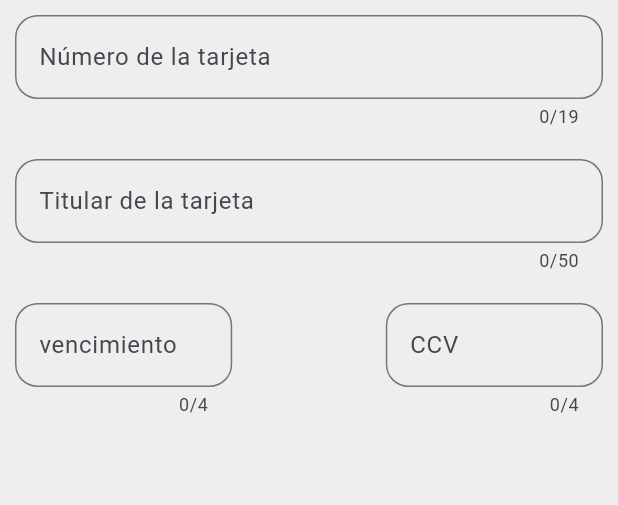
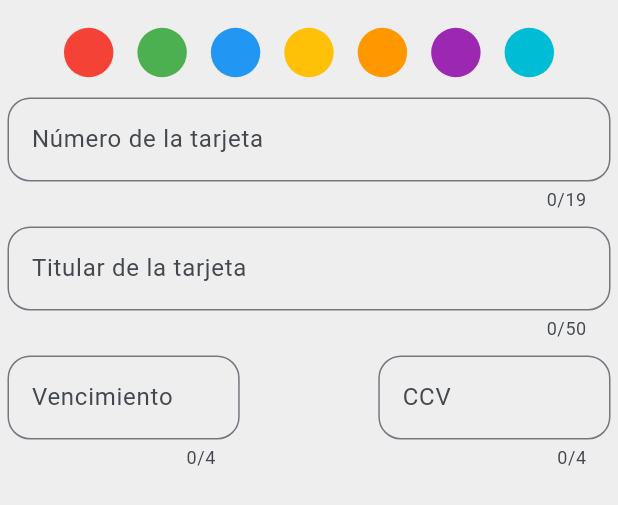
Before and after one commit to zelecto/Sistema-de-informacion, a Flutter app: the _CreditCardForm widget shown alone on an empty page, opened directly with empty values, on a phone screen of 412 x 824 dp. Shown: the top 505 px of the screen. Run offline on Flutter 3.47's test engine with Material 3 defaults, Android fonts, the phone set to English and light mode, and no system bars; our stand-ins replace flutter_hooks, go_router; missing offline and left inert: awesome_card.

Commit message:
Agregacion de lista de colores para la tarjeta

```diff
--- a/Cajero/cajero/lib/presetation/screens/register/register_view.dart
+++ b/Cajero/cajero/lib/presetation/screens/register/register_view.dart
@@ -9,16 +9,40 @@ class RegisterView extends HookWidget {
 
   @override
   Widget build(BuildContext context) {
+    var textStyle = const TextStyle(fontWeight: FontWeight.bold, fontSize: 20);
     final numberCard = useState<String>('');
+    final selectedColor = useState<Color>(Colors.amber);
     return Scaffold(
+      resizeToAvoidBottomInset: true,
       appBar: AppBar(
-        centerTitle: true,
-        title: const Text('Registrarse'),
+        title: Row(
+          children: [
+            Spacer(),
+            Text(
+              'Bancolombia',
+              style: textStyle,
+            ),
+            Image.asset(
+              'assets/images/Icono_Bancolombia.png',
+              height: ScreenSize.getHeight(context) * 0.04,
+            ),
+          ],
+        ),
       ),
       body: Padding(
-        padding: const EdgeInsets.all(10),
+        padding: const EdgeInsets.symmetric(horizontal: 10),
+        child: CustomScrollView(
+          slivers: [
+            SliverToBoxAdapter(
               child: Column(
                 children: [
+                  Padding(
+                    padding: const EdgeInsets.symmetric(vertical: 10),
+                    child: Text(
+                      'Reguistrar Tarjeta de credito',
+                      style: textStyle,
+                    ),
+                  ),
                   CreditCard(
                     cardNumber: numberCard.value,
                     cardExpiry: "10/25",
@@ -27,15 +51,27 @@ class RegisterView extends HookWidget {
                     bankName: "Bancolombia",
                     cardType: CardType.other,
                     showBackSide: false,
-              frontBackground: CardBackgrounds.custom(Colors.amber.value),
-              backBackground: CardBackgrounds.custom(Colors.amber.value),
+                    frontBackground:
+                        CardBackgrounds.custom(selectedColor.value.value),
+                    backBackground:
+                        CardBackgrounds.custom(selectedColor.value.value),
                     textExpDate: 'Exp. Date',
                     textExpiry: 'MM/YY',
                   ),
-            const SizedBox(
-              height: 20,
+                  _CreditCardForm(numberCard, selectedColor),
+                  const Padding(
+                    padding: EdgeInsets.symmetric(vertical: 20),
+                    child: Row(
+                      children: [
+                        Expanded(child: Divider()),
+                        Text('OR'),
+                        Expanded(child: Divider())
+                      ],
                     ),
-            _CreditCardForm(numberCard),
+                  ),
+                ],
+              ),
+            ),
           ],
         ),
       ),
@@ -44,15 +80,29 @@ class RegisterView extends HookWidget {
 }
 
 class _CreditCardForm extends HookWidget {
-  const _CreditCardForm(this.numberCard);
+  const _CreditCardForm(this.numberCard, this.selectedColor);
   final ValueNotifier<String> numberCard;
-
+  final ValueNotifier<Color> selectedColor;
   @override
   Widget build(BuildContext context) {
     final controllerNumberCard = useTextEditingController();
     final controllerHolderName = useTextEditingController();
     final controllerExpirationDate = useTextEditingController();
     final controllerCcv = useTextEditingController();
+
+    final colors = [
+      Colors.red,
+      Colors.green,
+      Colors.blue,
+      Colors.amber,
+      Colors.orange,
+      Colors.purple,
+      Colors.cyan,
+    ];
+
+    void onColorSelected(Color color) {
+      selectedColor.value = color;
+    }
 
     useEffect(() {
       void listener() {
@@ -81,6 +131,36 @@ class _CreditCardForm extends HookWidget {
 
     return Column(
       children: [
+        Padding(
+          padding: const EdgeInsets.fromLTRB(0, 10, 0, 0),
+          child: SizedBox(
+            height: 50,
+            width: double.infinity,
+            child: Row(
+              mainAxisAlignment: MainAxisAlignment.center,
+              children: colors.map((colorItem) {
+                final isSelected = colorItem == selectedColor.value;
+                return GestureDetector(
+                  onTap: () => onColorSelected(colorItem),
+                  child: Container(
+                    margin: const EdgeInsets.symmetric(horizontal: 8.0),
+                    width: ScreenSize.getWidth(context) * 0.08,
+                    decoration: BoxDecoration(
+                      color: colorItem,
+                      shape: BoxShape.circle,
+                      border: isSelected
+                          ? Border.all(
+                              color: Colors.black54,
+                              width: 2,
+                            )
+                          : null,
+                    ),
+                  ),
+                );
+              }).toList(),
+            ),
+          ),
+        ),
         TextFieldFrom(
           controller: controllerNumberCard,
           hintText: '0000 0000 0000 0000',
@@ -100,7 +180,7 @@ class _CreditCardForm extends HookWidget {
               child: TextFieldFrom(
                 controller: controllerExpirationDate,
                 maxLength: 4,
-                labelText: 'vencimiento',
+                labelText: 'Vencimiento',
                 hintText: '00/00',
               ),
             ),
@@ -116,7 +196,7 @@ class _CreditCardForm extends HookWidget {
               ),
             ),
           ],
-        )
+        ),
       ],
     );
   }
@@ -141,7 +221,7 @@ class TextFieldFrom extends StatelessWidget {
   @override
   Widget build(BuildContext context) {
     return Padding(
-      padding: const EdgeInsets.all(10),
+      padding: const EdgeInsets.all(5),
       child: TextField(
         keyboardType: type,
         controller: controller,
```
Lines whose indentation alone changed are shown as unchanged.
